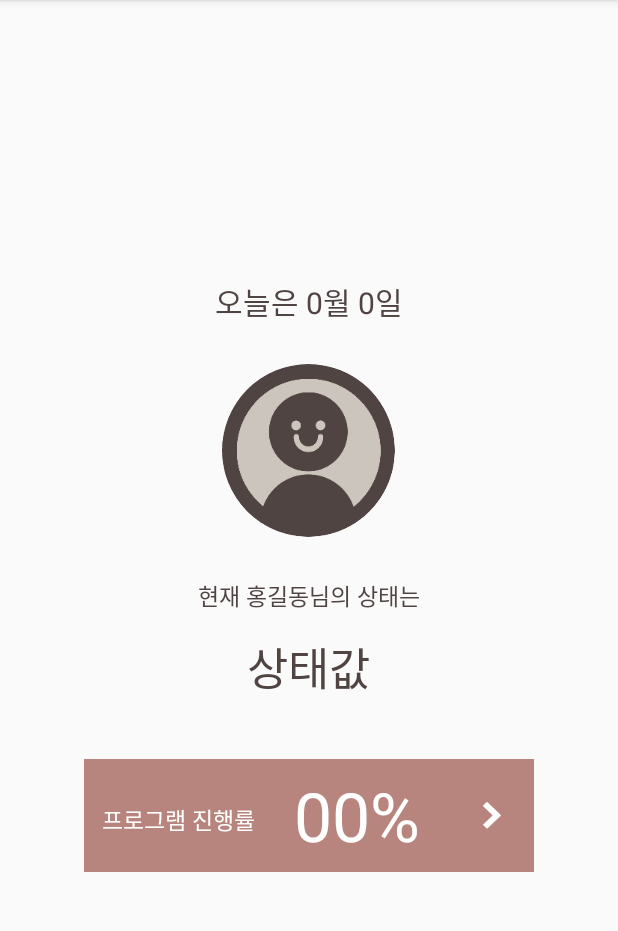
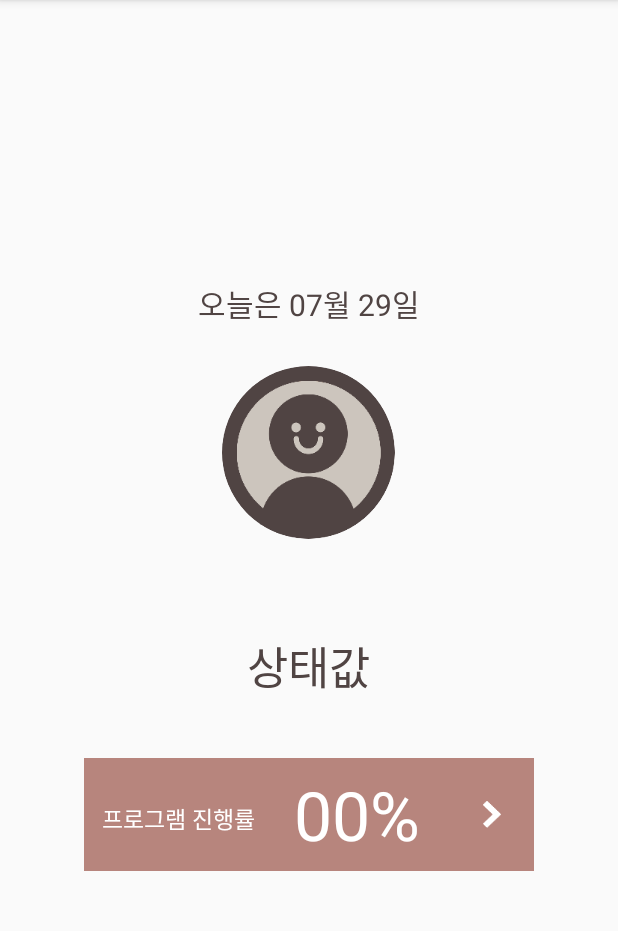
Before and after one commit to woosuk-oh/Healer, an Android app: the fragment HomeFragment shown on its own in the app's theme, on a phone screen of 412 x 824 dp, the part 84-1015 px from its top. Run offline under Robolectric (Android 15) with nearby library versions, the phone set to English and light mode, and no system bars; our stand-ins replace CircleImageView; pictures from the network do not load; Roboto replaces fonts that are not available here; 3 statements that could not run were skipped.

Commit message:
로그인 화면 네트워크 연동 완료 (이미지 테스트 필요)

```diff
--- a/app/build.gradle
+++ b/app/build.gradle
@@ -17,6 +17,10 @@ android {
             proguardFiles getDefaultProguardFile('proguard-android.txt'), 'proguard-rules.pro'
         }
     }
+    dataBinding{
+        enabled = true
+    }
+
 }
 
 dependencies {
@@ -35,5 +39,6 @@ dependencies {
     compile 'com.squareup.okhttp3:okhttp:3.0.0-RC1'
     compile 'com.squareup.okhttp3:logging-interceptor:3.0.0-RC1'
     testCompile 'junit:junit:4.12'
+    compile 'com.github.bumptech.glide:glide:3.6.0'
     compile project(':CameraLib')
 }
--- a/app/src/main/java/scross/healer/home/HomeFragment.java
+++ b/app/src/main/java/scross/healer/home/HomeFragment.java
@@ -3,6 +3,7 @@ package scross.healer.home;
 import android.content.Context;
 import android.os.Bundle;
 import android.support.annotation.Nullable;
+import android.util.Log;
 import android.view.LayoutInflater;
 import android.view.View;
 import android.view.ViewGroup;
@@ -10,6 +11,8 @@ import android.widget.ImageView;
 import android.widget.RelativeLayout;
 import android.widget.TextView;
 import android.widget.Toast;
+
+import com.bumptech.glide.Glide;
 
 import org.json.JSONException;
 import org.json.JSONObject;
@@ -24,6 +27,7 @@ import retrofit2.Call;
 import retrofit2.Callback;
 import retrofit2.Response;
 import scross.healer.BaseFragment;
+import scross.healer.HealerContext;
 import scross.healer.R;
 import scross.healer.networkService.NetworkApi;
 import scross.healer.networkService.NetworkService;
@@ -44,6 +48,9 @@ public class HomeFragment extends BaseFragment {
     ImageView homeUserImage;
     TextView homeUserState;
     TextView homeUserName;
+    String imageUrl;
+    String userEmotion;
+    String userName;
 
 
     private RelativeLayout programRate;
@@ -54,21 +61,50 @@ public class HomeFragment extends BaseFragment {
         super.onCreate(savedInstanceState);
 
 
+        Log.e("AAA","onCreate");
 
 
 
         apiService = NetworkApi.getInstance(getActivity()).getServce();
         Call<ResponseBody> getMain = apiService.main();
         getMain.enqueue(new Callback<ResponseBody>() {
+
             @Override
             public void onResponse(Call<ResponseBody> call, Response<ResponseBody> response) {
+                Log.e("AAA","Retrofit");
+
                 if(response.body()!= null){
                     try{
                         JSONObject data = new JSONObject(response.body().string());
                         String code = data.get("code").toString();
                         if(code.equals("1")){
+
                             JSONObject results = data.getJSONObject("results");
+
+
+//
                             progressView.setText(results.get("progressRate")+"%");
+
+                            userName = (results.getString("name"));
+                            userEmotion = results.getString("emotion");
+                            imageUrl = results.getString("profile");
+
+
+
+                            homeUserName.setText("현재 "+userName+"님의 상태는");
+
+
+                            if(userEmotion == "null" || userEmotion == null){
+                                homeUserState.setText("알 수 없음");
+                            }else{
+                                homeUserState.setText(userEmotion);
+                            }
+                            if(imageUrl != "null"){
+                                Glide.with(HealerContext.getContext()).load(imageUrl).into(homeUserImage);
+                            }
+
+
+
                         }else{
                             Toast.makeText(getActivity().getApplicationContext(), data.get("results").toString(), Toast.LENGTH_SHORT).show();
                         }
@@ -95,8 +131,12 @@ public class HomeFragment extends BaseFragment {
     public View onCreateView(LayoutInflater inflater, @Nullable ViewGroup container, Bundle savedInstanceState) {
         View view = inflater.inflate(R.layout.fragment_home, container, false);
         progressView = (TextView) view.findViewById(R.id.tv_progress);
-        /*Intent intent = new Intent(getApplicationContext(), MediaplayerActivity.class);
-        startActivity(intent);*/
+
+        homeToday = (TextView) view.findViewById(R.id.home_today);
+        homeUserImage = (ImageView) view.findViewById(R.id.home_user_image);
+        homeUserState = (TextView) view.findViewById(R.id.home_user_state);
+        homeUserName = (TextView) view.findViewById(R.id.home_user_name);
+
         programRate =  (RelativeLayout) view.findViewById(R.id.program_in);
 
         programRate.setOnClickListener(new View.OnClickListener() {
@@ -105,15 +145,16 @@ public class HomeFragment extends BaseFragment {
                 startFragment(getFragmentManager(), TimelineFragment.class);
             }
         });
+        Log.e("AAA","onCreateView");
 
-        DateFormat df = new SimpleDateFormat("dd MM");
+        DateFormat df = new SimpleDateFormat("MM월 dd일");
         String date = df.format(Calendar.getInstance().getTime());
 
-        homeToday = (TextView) view.findViewById(R.id.home_today);
-        homeUserImage = (ImageView) view.findViewById(R.id.home_user_image);
-        homeUserState = (TextView) view.findViewById(R.id.home_user_state);
-        homeUserName = (TextView) view.findViewById(R.id.home_user_name);
-
+   /*     Log.e("aaa", homeUserState.getText()+"");
+        Log.e("bbb", userEmotion+"");
+*/
+   Log.e("name",userName+"");
+        homeToday.setText("오늘은 "+date);
 
 
         return view;
--- a/app/src/main/res/layout/fragment_home.xml
+++ b/app/src/main/res/layout/fragment_home.xml
@@ -26,7 +26,6 @@
         android:layout_width="wrap_content"
         android:layout_height="wrap_content"
         android:layout_marginBottom="13dp"
-        android:text="현재 홍길동님의 상태는"
         android:textColor="@color/color5"
         android:textSize="15sp" />
 
```
